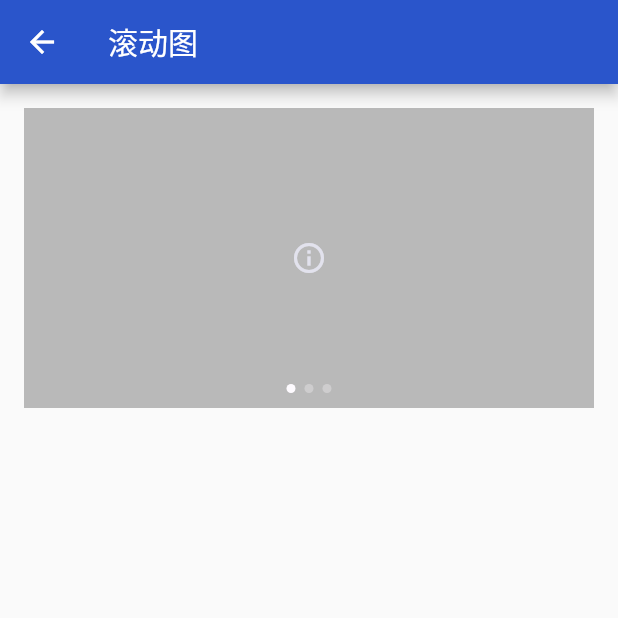
After one commit to codertiany/flutter_woo_commerce_getx_ducafecat, a Flutter app: the CarouselPage screen opened by its route, on a phone screen of 412 x 824 dp, the top half of it. The commit adds this screen. Run offline on Flutter 3.47's test engine with Material 2 defaults, Android fonts, the light colour scheme and no system bars; drawn by our look-alikes of cached_network_image, carousel_slider, pull_to_refresh; our stand-ins replace another_xlider, dio, flutter_easyloading, flutter_screenutil, flutter_svg, get and 4 more; missing offline and left inert: flutter_picker, validatorless, wechat_assets_picker, wechat_camera_picker; accounts and stored records are empty; network calls fail.

Commit message:
add -> 滚动图

```diff
--- /dev/null
+++ b/lib/common/components/carousel.dart
@@ -0,0 +1,94 @@
+import 'package:flutter/material.dart';
+import 'package:carousel_slider/carousel_slider.dart';
+
+import '../index.dart';
+
+/// 滚动视图
+class CarouselWidget extends StatelessWidget {
+  const CarouselWidget(
+      {Key? key,
+      this.onPageChanged,
+      this.onTap,
+      required this.items,
+      this.currentIndex,
+      this.height,
+      this.indicatorColor,
+      this.indicatorCircle,
+      this.indicatorAlignment,
+      this.indicatorLeft,
+      this.indicatorRight,
+      this.indicatorBottom})
+      : super(key: key);
+
+  /// 切换页码
+  final Function(int, CarouselPageChangedReason)? onPageChanged;
+
+  /// 点击
+  final Function(KeyValueModel)? onTap;
+
+  /// 数据列表
+  final List<KeyValueModel> items;
+
+  /// 当前选中
+  final int? currentIndex;
+
+  /// 高度
+  final double? height;
+
+  /// 指示器 颜色
+  final Color? indicatorColor;
+
+  /// 指示器 是否圆形
+  final bool? indicatorCircle;
+
+  /// 指示器 对齐方式
+  final MainAxisAlignment? indicatorAlignment;
+
+  /// 指示器 位置
+  final double? indicatorLeft, indicatorRight, indicatorBottom;
+
+  Widget _buildView() {
+    List<Widget> ws = [
+      CarouselSlider(
+        options: CarouselOptions(
+          height: height,
+          viewportFraction: 1,
+          aspectRatio: 3.2 / 1,
+          enlargeCenterPage: false,
+          enableInfiniteScroll: true,
+          autoPlay: true,
+          onPageChanged: onPageChanged,
+        ),
+        items: <Widget>[
+          for (var i = 0; i < items.length; i++)
+            ImageWidget.url(
+              items[i].value,
+              fit: BoxFit.fill,
+            ).onTap(
+              () {
+                if (onTap != null) onTap!(items[i].value);
+              },
+            ),
+        ],
+      ),
+      SliderIndicatorWidget(
+        length: items.length,
+        currentIndex: currentIndex ?? 0,
+        color: indicatorColor ?? AppColors.background,
+        isCircle: indicatorCircle ?? true,
+        alignment: indicatorAlignment ?? MainAxisAlignment.center,
+      ).positioned(
+        left: indicatorLeft ?? 20,
+        right: indicatorRight ?? 20,
+        bottom: indicatorBottom ?? 10,
+      ),
+    ];
+
+    return ws.toStack();
+  }
+
+  @override
+  Widget build(BuildContext context) {
+    return _buildView();
+  }
+}
--- a/lib/common/components/index.dart
+++ b/lib/common/components/index.dart
@@ -1,6 +1,8 @@
 library components;
 
-export 'goods_item.dart';
-export 'picker_datetime.dart';
-export 'picker_image.dart';
-export 'picker_single.dart';
+export './carousel.dart';
+export './goods_item.dart';
+export './picker_datetime.dart';
+export './picker_image.dart';
+export './picker_single.dart';
+export './slider_indicator.dart';
--- /dev/null
+++ b/lib/common/components/slider_indicator.dart
@@ -0,0 +1,40 @@
+import 'package:flutter/material.dart';
+
+class SliderIndicatorWidget extends StatelessWidget {
+  final int length;
+  final int currentIndex;
+  final Color color;
+  final bool isCircle;
+  final MainAxisAlignment alignment;
+
+  const SliderIndicatorWidget({
+    Key? key,
+    required this.length,
+    required this.currentIndex,
+    this.color = Colors.black,
+    this.isCircle = false,
+    this.alignment = MainAxisAlignment.center,
+  }) : super(key: key);
+
+  @override
+  Widget build(BuildContext context) {
+    return Row(
+      mainAxisAlignment: alignment,
+      children: List.generate(length, (index) {
+        return Container(
+          margin: const EdgeInsets.symmetric(horizontal: 3),
+          width: !isCircle
+              ? currentIndex == index
+                  ? 15.0
+                  : 8
+              : 6,
+          height: !isCircle ? 4 : 6,
+          decoration: BoxDecoration(
+            borderRadius: const BorderRadius.all(Radius.circular(4)),
+            color: currentIndex == index ? color : color.withOpacity(0.3),
+          ),
+        );
+      }),
+    );
+  }
+}
--- a/lib/common/routers/names.dart
+++ b/lib/common/routers/names.dart
@@ -8,6 +8,7 @@ class RouteNames {
   static const styleOther = '/style_other';
   static const styleComponents = '/style_components';
   static const styleBottomSheet = '/style_bottom_sheet';
+  static const styleCarousel = '/style_carousel';
 
   // 系统 system
   static const splash = '/splash';
--- a/lib/common/routers/pages.dart
+++ b/lib/common/routers/pages.dart
@@ -42,6 +42,10 @@ class RoutePages {
       name: RouteNames.styleBottomSheet,
       page: () => const BottomSheetPage(),
     ),
+    GetPage(
+      name: RouteNames.styleCarousel,
+      page: () => const CarouselPage(),
+    ),
 
     // 无需登录
     GetPage(
--- a/lib/common/utils/convert.dart
+++ b/lib/common/utils/convert.dart
@@ -60,6 +60,21 @@ class Convert {
     return _value.toStringAsFixed(_value is int ? 0 : 1) + _unit;
   }
 
+  static String imageResize(
+    String url, {
+    double width = 300,
+    double? maxHeight,
+  }) {
+    var crop = '';
+    int _width = width.toInt();
+    int? _maxHeight = maxHeight?.toInt();
+
+    if (maxHeight != null) {
+      crop = '/crop,h_$_maxHeight,g_center';
+    }
+    return url + '?x-oss-process=image/resize,w_$_width,m_lfit$crop';
+  }
+
   /// 字符串转 Color 类型
   /// Color color = stringToColor("40c254");
   Color stringToColor(String source) {
--- a/lib/pages/index.dart
+++ b/lib/pages/index.dart
@@ -9,6 +9,7 @@ export 'styles/text_form/index.dart';
 export 'styles/other/index.dart';
 export 'styles/components/index.dart';
 export 'styles/bottom_sheet/index.dart';
+export 'styles/carousel/index.dart';
 
 // 引导欢迎
 export 'system/splash/index.dart';
--- /dev/null
+++ b/lib/pages/styles/carousel/controller.dart
@@ -0,0 +1,55 @@
+import 'package:flutter_woo_commerce_getx_ducafecat/common/index.dart';
+import 'package:get/get.dart';
+
+class CarouselController extends GetxController {
+  CarouselController();
+
+  List<KeyValueModel> imagesList = [
+    KeyValueModel(
+        key: "01",
+        value:
+            "https://ducafecat.oss-cn-beijing.aliyuncs.com/flutter_woo_commerce_getx_ducafecat/banner01.png"),
+    KeyValueModel(
+        key: "01",
+        value:
+            "https://ducafecat.oss-cn-beijing.aliyuncs.com/flutter_woo_commerce_getx_ducafecat/banner02.png"),
+    KeyValueModel(
+        key: "01",
+        value:
+            "https://ducafecat.oss-cn-beijing.aliyuncs.com/flutter_woo_commerce_getx_ducafecat/banner03.png"),
+  ];
+
+  int currentIndex = 0;
+
+  void onPageChanged(int val, page) {
+    currentIndex = val;
+    update(["carousel_home"]);
+  }
+
+  _initData() {
+    update(["carousel"]);
+  }
+
+  void onTap() {}
+
+  // @override
+  // void onInit() {
+  //   super.onInit();
+  // }
+
+  @override
+  void onReady() {
+    super.onReady();
+    _initData();
+  }
+
+  // @override
+  // void onClose() {
+  //   super.onClose();
+  // }
+
+  // @override
+  // void dispose() {
+  //   super.dispose();
+  // }
+}
--- /dev/null
+++ b/lib/pages/styles/carousel/index.dart
@@ -0,0 +1,4 @@
+library carousel;
+
+export './controller.dart';
+export './view.dart';
--- /dev/null
+++ b/lib/pages/styles/carousel/view.dart
@@ -0,0 +1,47 @@
+import 'package:flutter/material.dart';
+import 'package:flutter_woo_commerce_getx_ducafecat/common/index.dart';
+import 'package:get/get.dart';
+
+import 'index.dart';
+
+class CarouselPage extends GetView<CarouselController> {
+  const CarouselPage({Key? key}) : super(key: key);
+
+  Widget _buildView() {
+    return <Widget>[
+      // 首页滚动图
+      GetBuilder<CarouselController>(
+              init: controller,
+              id: "carousel_home",
+              builder: (_controller) {
+                return CarouselWidget(
+                  items: _controller.imagesList,
+                  currentIndex: _controller.currentIndex,
+                  onPageChanged: _controller.onPageChanged,
+                  height: 200,
+                );
+              })
+          .tight(height: 200)
+          .backgroundColor(Colors.black26)
+          .paddingBottom(AppSpace.listRow),
+
+      // 产品页滚动图
+    ].toColumn().paddingAll(AppSpace.page);
+  }
+
+  @override
+  Widget build(BuildContext context) {
+    return GetBuilder<CarouselController>(
+      init: CarouselController(),
+      id: "carousel",
+      builder: (_) {
+        return Scaffold(
+          appBar: AppBar(title: const Text("滚动图")),
+          body: SafeArea(
+            child: _buildView(),
+          ),
+        );
+      },
+    );
+  }
+}
--- a/lib/pages/styles/widgets/view.dart
+++ b/lib/pages/styles/widgets/view.dart
@@ -32,6 +32,10 @@ class WidgetsPage extends GetView<WidgetsController> {
       ListTileWidget(
         onTap: () => Get.toNamed(RouteNames.styleBottomSheet),
         title: const TextWidget.body1("底部弹出"),
+      ),
+      ListTileWidget(
+        onTap: () => Get.toNamed(RouteNames.styleCarousel),
+        title: const TextWidget.body1("滚动图"),
       ),
       ListTileWidget(
         onTap: () => Get.toNamed(RouteNames.styleOther),
```
